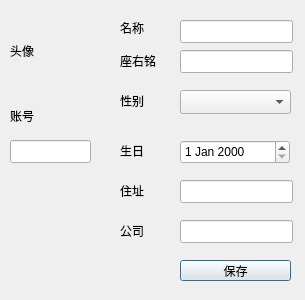
Old version of the form userinfo/DInfo.ui in the repository 3548848289/SmartDesk.
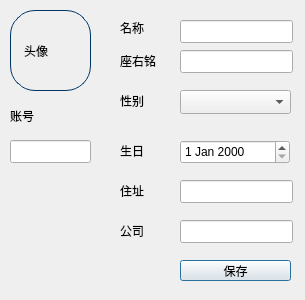
New version of the form.

Patch:
```diff
--- a/userinfo/DInfo.ui
+++ b/userinfo/DInfo.ui
@@ -22,6 +22,18 @@
      <height>81</height>
     </rect>
    </property>
+   <property name="styleSheet">
+    <string notr="true">QLabel {
+
+    border: 1px solid #003366; 
+    border-radius: 25px; 
+    padding: 10px;  
+    width: 50px; 
+    height: 50px;
+    text-align: center; 
+}
+</string>
+   </property>
    <property name="text">
     <string>头像</string>
    </property>
```
